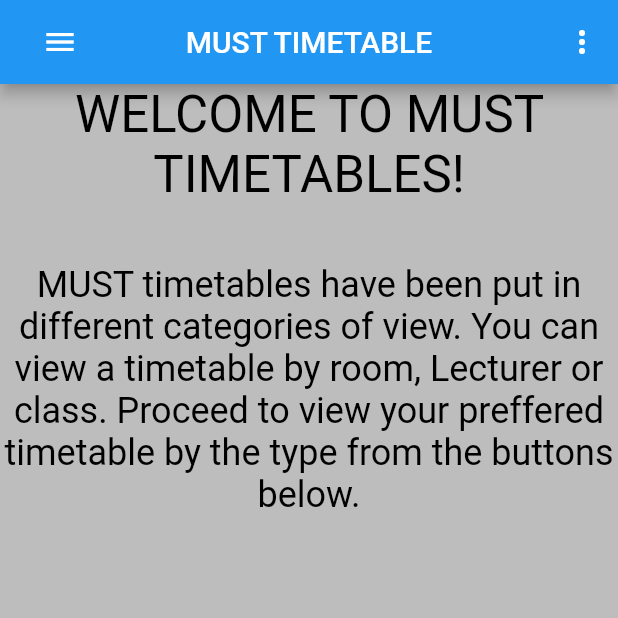
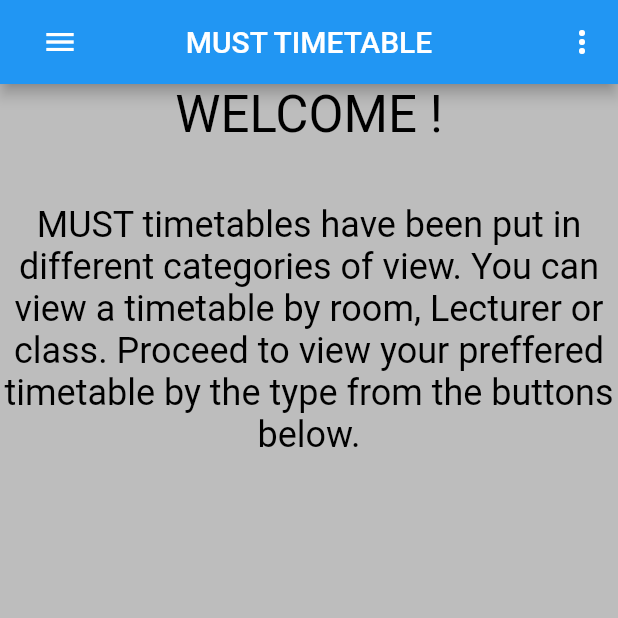
Before and after one commit to shadkasera/must_timetable1, a Flutter app: the screen it shows after launch, on a phone screen of 412 x 824 dp, the top half of it. Run offline on Flutter 3.47's test engine with Material 2 defaults, Android fonts, the light colour scheme and no system bars.

Commit message:
modified files

```diff
--- a/lib/welcome_screen.dart
+++ b/lib/welcome_screen.dart
@@ -69,7 +69,7 @@ class WelcomeScreen extends StatelessWidget {
 
         body: RichText(
                 text: const TextSpan(
-                  text: 'WELCOME TO MUST TIMETABLES! \n\n',
+                  text: 'WELCOME ! \n\n',
                   style: TextStyle(
                     fontSize: 34,
                     color: Colors.black,
```
